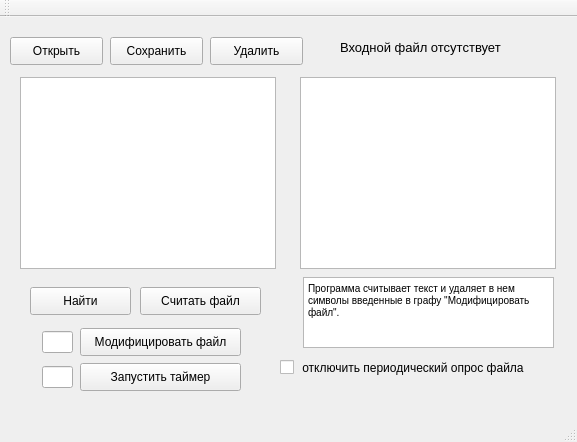
This is QtGuiTestProject/QtGuiTestProject.ui in SergeyG22/GuiProject as Qt 5 draws it before an edit. The edited form follows.
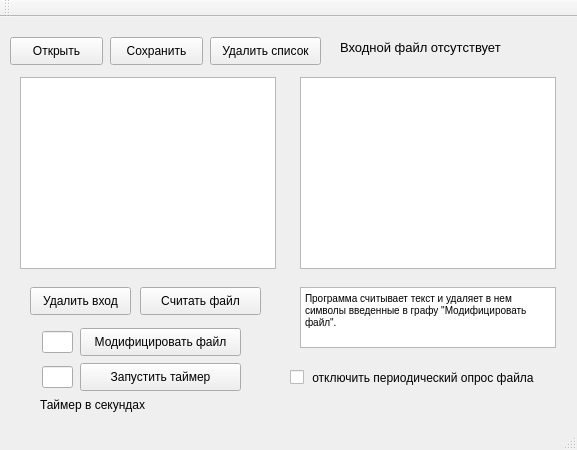
This is the edited form.

The edit to the form file:
```diff
--- a/QtGuiTestProject/QtGuiTestProject.ui
+++ b/QtGuiTestProject/QtGuiTestProject.ui
@@ -7,7 +7,7 @@
     <x>0</x>
     <y>0</y>
     <width>577</width>
-    <height>442</height>
+    <height>450</height>
    </rect>
   </property>
   <property name="windowTitle">
@@ -34,7 +34,7 @@
      </rect>
     </property>
     <property name="text">
-     <string>Найти</string>
+     <string>Удалить вход</string>
     </property>
    </widget>
    <widget class="QListView" name="listView">
@@ -89,8 +89,8 @@
    <widget class="QCheckBox" name="checkBox_2">
     <property name="geometry">
      <rect>
-      <x>280</x>
-      <y>320</y>
+      <x>290</x>
+      <y>330</y>
       <width>271</width>
       <height>61</height>
      </rect>
@@ -117,23 +117,6 @@
      <string>Входной файл отсутствует</string>
     </property>
    </widget>
-   <widget class="QTextEdit" name="textEdit">
-    <property name="geometry">
-     <rect>
-      <x>303</x>
-      <y>260</y>
-      <width>251</width>
-      <height>71</height>
-     </rect>
-    </property>
-    <property name="html">
-     <string>&lt;!DOCTYPE HTML PUBLIC &quot;-//W3C//DTD HTML 4.0//EN&quot; &quot;http://www.w3.org/TR/REC-html40/strict.dtd&quot;&gt;
-&lt;html&gt;&lt;head&gt;&lt;meta name=&quot;qrichtext&quot; content=&quot;1&quot; /&gt;&lt;style type=&quot;text/css&quot;&gt;
-p, li { white-space: pre-wrap; }
-&lt;/style&gt;&lt;/head&gt;&lt;body style=&quot; font-family:'MS Shell Dlg 2'; font-size:7.8pt; font-weight:400; font-style:normal;&quot;&gt;
-&lt;p style=&quot; margin-top:0px; margin-bottom:0px; margin-left:0px; margin-right:0px; -qt-block-indent:0; text-indent:0px;&quot;&gt;Программа считывает текст и удаляет в нем символы введенные в графу &amp;quot;Модифицировать файл&amp;quot;.&lt;/p&gt;&lt;/body&gt;&lt;/html&gt;</string>
-    </property>
-   </widget>
    <widget class="QLineEdit" name="lineEdit_modify">
     <property name="geometry">
      <rect>
@@ -185,12 +168,42 @@
      <rect>
       <x>210</x>
       <y>20</y>
-      <width>93</width>
+      <width>111</width>
       <height>28</height>
      </rect>
     </property>
     <property name="text">
-     <string>Удалить</string>
+     <string>Удалить список</string>
+    </property>
+   </widget>
+   <widget class="QLabel" name="label_2">
+    <property name="geometry">
+     <rect>
+      <x>40</x>
+      <y>380</y>
+      <width>111</width>
+      <height>16</height>
+     </rect>
+    </property>
+    <property name="text">
+     <string>Таймер в секундах</string>
+    </property>
+   </widget>
+   <widget class="QTextBrowser" name="textBrowser">
+    <property name="geometry">
+     <rect>
+      <x>300</x>
+      <y>270</y>
+      <width>256</width>
+      <height>61</height>
+     </rect>
+    </property>
+    <property name="html">
+     <string>&lt;!DOCTYPE HTML PUBLIC &quot;-//W3C//DTD HTML 4.0//EN&quot; &quot;http://www.w3.org/TR/REC-html40/strict.dtd&quot;&gt;
+&lt;html&gt;&lt;head&gt;&lt;meta name=&quot;qrichtext&quot; content=&quot;1&quot; /&gt;&lt;style type=&quot;text/css&quot;&gt;
+p, li { white-space: pre-wrap; }
+&lt;/style&gt;&lt;/head&gt;&lt;body style=&quot; font-family:'MS Shell Dlg 2'; font-size:7.8pt; font-weight:400; font-style:normal;&quot;&gt;
+&lt;p style=&quot; margin-top:0px; margin-bottom:0px; margin-left:0px; margin-right:0px; -qt-block-indent:0; text-indent:0px;&quot;&gt;Программа считывает текст и удаляет в нем символы введенные в графу &amp;quot;Модифицировать файл&amp;quot;.&lt;/p&gt;&lt;/body&gt;&lt;/html&gt;</string>
     </property>
    </widget>
   </widget>
```
